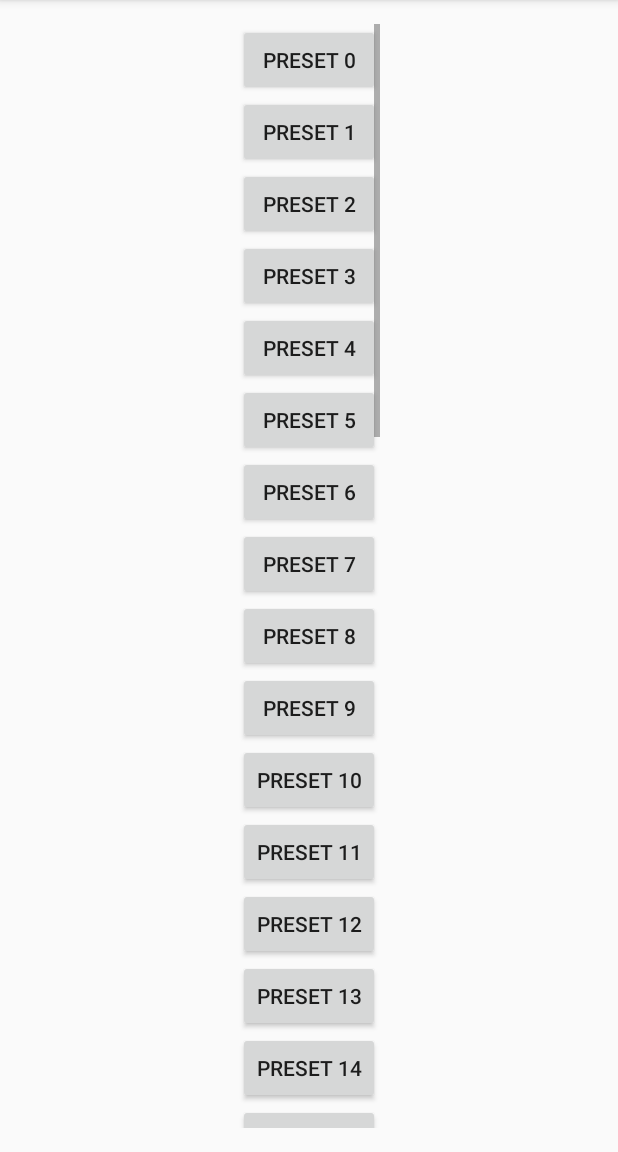
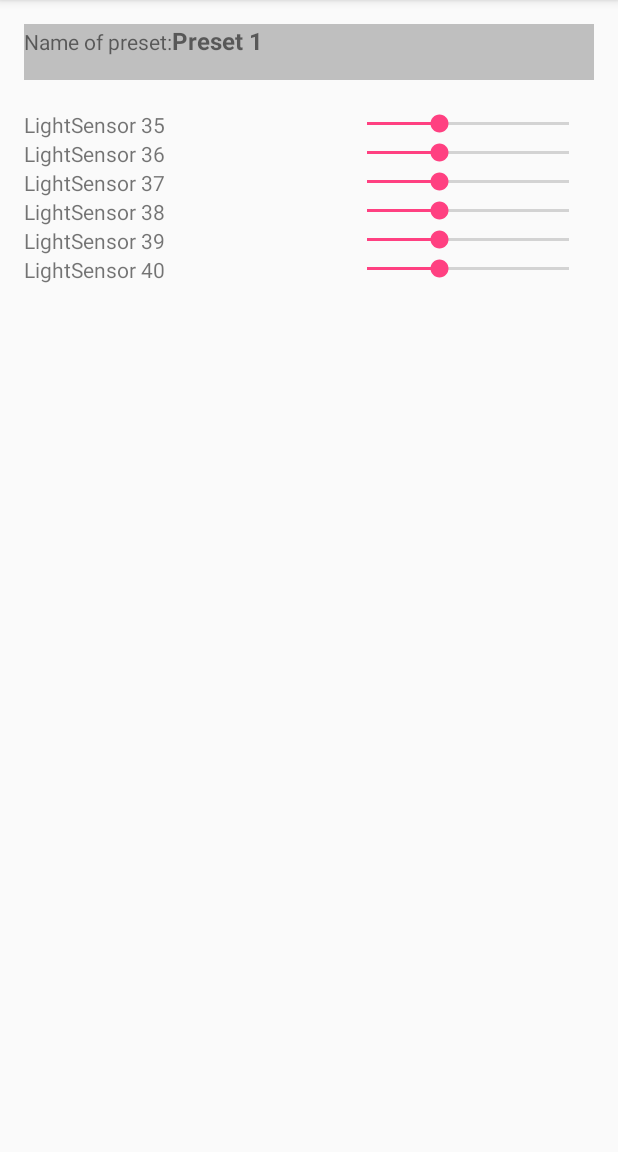
Before and after one commit to patrickm90/hci, an Android app: the UserMainActivity screen opened directly, with no data from a screen before it, after a tap on "SEARCH", on a phone screen of 412 x 824 dp, the part 84-1236 px from its top. Run offline under Robolectric (Android 15) with nearby library versions, the phone set to English and light mode, and no system bars.

Commit message:
Lab nutzer vervollständigt

```diff
--- a/LabOfThings/app/src/main/AndroidManifest.xml
+++ b/LabOfThings/app/src/main/AndroidManifest.xml
@@ -23,6 +23,7 @@
         <activity android:name=".activity.user.DisplayPreset"></activity>
         <activity android:name=".activity.admin.AdminUserCreation" />
         <activity android:name=".activity.admin.AdminPresetCreation"></activity>
-</application>
+        <activity android:name=".activity.Credits"/>
+    </application>
 
 </manifest>
--- a/LabOfThings/app/src/main/java/at/ac/univie/labofthings/activity/user/DisplayPreset.java
+++ b/LabOfThings/app/src/main/java/at/ac/univie/labofthings/activity/user/DisplayPreset.java
@@ -1,15 +1,80 @@
 package at.ac.univie.labofthings.activity.user;
 
+import android.content.Intent;
 import android.support.v7.app.AppCompatActivity;
 import android.os.Bundle;
+import android.widget.EditText;
+import android.widget.SeekBar;
+import android.widget.TableLayout;
+import android.widget.TableRow;
+import android.widget.TextView;
+
+import java.util.Random;
 
 import at.ac.univie.labofthings.R;
+import at.ac.univie.labofthings.backend.interaction.InteractionObject;
+import at.ac.univie.labofthings.backend.preset.PresetQuery;
 
 public class DisplayPreset extends AppCompatActivity {
+
+    private static int count = 0;
 
     @Override
     protected void onCreate(Bundle savedInstanceState) {
         super.onCreate(savedInstanceState);
-        setContentView(R.layout.activity_display_preset);
+        setContentView(R.layout.activity_lab_display_preset);
+       // BuildTable();
+        Intent i=getIntent();
+        String presetName = i.getStringExtra("preset");
+       int sensorCount= (int)((Math.random()) * 6 + 1);
+            for(int j = 0; j < sensorCount; j++){
+                addSensor(presetName);
+             }
+
+    }
+
+
+    protected void BuildTable()
+    {
+        TableLayout presetTable = (TableLayout)findViewById(R.id.tbl_presetTable);
+
+        TableRow presetNameRow = new TableRow(this);
+        TextView presetNameLabel = new TextView(this);
+        presetNameLabel.setText("Name of the Preset:");
+        EditText presetNameText = new EditText(this);
+       /* if(!presetName.equals(""))
+            presetNameText.setText(presetName);*/
+
+
+        presetNameRow.addView(presetNameLabel);
+        presetNameRow.addView(presetNameText);
+
+        presetTable.addView(presetNameRow);
+    }
+
+
+    protected void addSensor(String presetName)
+    {
+
+        TextView tv=(TextView)findViewById(R.id.displayPresetName);
+        tv.setText(presetName);
+
+        InteractionObject interactionObject = PresetQuery.generateRandomInterActionObject(count);
+        count++;
+
+        TableLayout sensorTable = (TableLayout)findViewById(R.id.tbl_sensorTable);
+        TableRow sensorRow = new TableRow(this);
+
+
+        TextView sensorNameLabel = new TextView(this);
+        sensorNameLabel.setText(interactionObject.getClass().getSimpleName() + " " + count);
+
+        SeekBar slider = new SeekBar(this);
+        slider.setProgress(new Random().nextInt(100));
+
+        sensorRow.addView(sensorNameLabel);
+        sensorRow.addView(slider);
+
+        sensorTable.addView(sensorRow);
     }
 }
--- a/LabOfThings/app/src/main/java/at/ac/univie/labofthings/activity/user/TotalPresetList.java
+++ b/LabOfThings/app/src/main/java/at/ac/univie/labofthings/activity/user/TotalPresetList.java
@@ -4,9 +4,10 @@ import android.content.Intent;
 import android.support.v7.app.AppCompatActivity;
 import android.os.Bundle;
 import android.view.View;
+import android.view.ViewGroup;
 import android.widget.Button;
 import android.widget.LinearLayout;
-import android.widget.ListView;
+import android.widget.RelativeLayout;
 
 import java.util.List;
 
@@ -19,7 +20,7 @@ public class TotalPresetList extends AppCompatActivity {
     @Override
     protected void onCreate(Bundle savedInstanceState) {
         super.onCreate(savedInstanceState);
-        setContentView(R.layout.activity_total_preset_list);
+        setContentView(R.layout.activity_lab_total_preset_list);
         final PresetQuery presets=new PresetQuery();
         List<Preset>list= presets.getPresetList();
 
@@ -29,6 +30,7 @@ public class TotalPresetList extends AppCompatActivity {
 
         for(final Preset p: list) {
             final Button bx=new Button(this);
+            bx.setWidth(800);
             bx.setText(p.Name);
 
             bx.setOnClickListener(new View.OnClickListener() {
--- a/LabOfThings/app/src/main/java/at/ac/univie/labofthings/activity/user/UserMainActivity.java
+++ b/LabOfThings/app/src/main/java/at/ac/univie/labofthings/activity/user/UserMainActivity.java
@@ -3,6 +3,7 @@ package at.ac.univie.labofthings.activity.user;
 import android.content.Intent;
 import android.support.v7.app.AppCompatActivity;
 import android.os.Bundle;
+import android.view.Display;
 import android.view.View;
 import android.widget.Button;
 
@@ -11,12 +12,13 @@ import at.ac.univie.labofthings.backend.preset.PresetQuery;
 
 public class UserMainActivity extends AppCompatActivity {
 
+    PresetQuery presets;
     @Override
     protected void onCreate(Bundle savedInstanceState) {
         super.onCreate(savedInstanceState);
-        setContentView(R.layout.activity_user_main);
+        setContentView(R.layout.activity_lab_main);
 
-        PresetQuery presets=new PresetQuery();
+        presets=new PresetQuery();
         Button frequency1= (Button)findViewById(R.id.frequencyButton1);
         Button frequency2= (Button)findViewById(R.id.frequencyButton2);
         Button frequency3= (Button)findViewById(R.id.frequencyButton3);
@@ -26,6 +28,32 @@ public class UserMainActivity extends AppCompatActivity {
         frequency1.setText(presets.getPresetList().get(1).Name);
         frequency2.setText(presets.getPresetList().get(2).Name);
         frequency3.setText(presets.getPresetList().get(3).Name);
+
+
+        frequency1.setOnClickListener(new View.OnClickListener() {
+
+            public void onClick(View v) {
+                Intent intent = new Intent(UserMainActivity.this, DisplayPreset.class);
+                intent.putExtra("preset", presets.getPresetList().get(1).Name);
+                startActivity(intent);
+            }
+        });
+        frequency2.setOnClickListener(new View.OnClickListener() {
+
+            public void onClick(View v) {
+                Intent intent = new Intent(UserMainActivity.this, DisplayPreset.class);
+                intent.putExtra("preset", presets.getPresetList().get(2).Name);
+                startActivity(intent);
+            }
+        });
+        frequency3.setOnClickListener(new View.OnClickListener() {
+
+            public void onClick(View v) {
+                Intent intent = new Intent(UserMainActivity.this, DisplayPreset.class);
+                intent.putExtra("preset", presets.getPresetList().get(3).Name);
+                startActivity(intent);
+            }
+        });
 
         showAllButton.setOnClickListener(new View.OnClickListener() {
 
@@ -39,7 +67,8 @@ public class UserMainActivity extends AppCompatActivity {
         searchButton.setOnClickListener(new View.OnClickListener(){
 
             public void onClick(View v) {
-                Intent intent = new Intent(UserMainActivity.this,TotalPresetList.class);
+                Intent intent = new Intent(UserMainActivity.this,DisplayPreset.class);
+                intent.putExtra("preset", presets.getPresetList().get((int)((Math.random()) * 3 + 1)).Name);
                 startActivity(intent);
             }
         });
--- /dev/null
+++ b/LabOfThings/app/src/main/res/layout/activity_lab_display_preset.xml
@@ -0,0 +1,64 @@
+<?xml version="1.0" encoding="utf-8"?>
+<RelativeLayout xmlns:android="http://schemas.android.com/apk/res/android"
+    xmlns:tools="http://schemas.android.com/tools"
+    android:layout_width="match_parent"
+    android:layout_height="match_parent"
+    android:paddingBottom="@dimen/activity_vertical_margin"
+    android:paddingLeft="@dimen/activity_horizontal_margin"
+    android:paddingRight="@dimen/activity_horizontal_margin"
+    android:paddingTop="@dimen/activity_vertical_margin"
+    tools:context=".activity.user.DisplayPreset">
+
+    <LinearLayout
+        android:orientation="vertical"
+        android:layout_width="match_parent"
+        android:layout_height="match_parent"
+        android:layout_centerHorizontal="true"
+        android:weightSum="1">
+
+        <LinearLayout
+            android:orientation="horizontal"
+            android:layout_width="match_parent"
+            android:layout_height="37dp"
+            android:background="#bfbfbf" >
+
+            <TextView
+                android:layout_width="wrap_content"
+                android:layout_height="wrap_content"
+                android:text="@string/nameOfPreset"
+                android:id="@+id/nameOfPreset" />
+
+            <TextView
+                android:layout_width="wrap_content"
+                android:layout_height="wrap_content"
+                android:id="@+id/displayPresetName"
+                android:layout_alignParentTop="true"
+                android:textStyle="bold"
+                android:textSize="16sp"
+                />
+        </LinearLayout>
+
+        <TableLayout
+                android:layout_width="fill_parent"
+                android:layout_height="20dp"
+                android:stretchColumns="0,1,2"
+                android:id="@+id/tbl_presetTable">
+            </TableLayout>
+
+        <TableLayout
+                android:layout_width="fill_parent"
+                android:layout_height="wrap_content"
+                android:layout_below="@id/tbl_presetTable"
+                android:stretchColumns="0,1"
+                android:id="@+id/tbl_sensorTable"
+            android:layout_weight="0.38">
+
+                <TableRow
+                    android:layout_width="match_parent"
+                    android:layout_height="match_parent">
+                </TableRow>
+            </TableLayout>
+    </LinearLayout>
+
+
+</RelativeLayout>
--- a/LabOfThings/app/src/main/res/layout/activity_total_preset_list.xml
+++ /dev/null
@@ -1,27 +0,0 @@
-<?xml version="1.0" encoding="utf-8"?>
-<RelativeLayout xmlns:android="http://schemas.android.com/apk/res/android"
-    xmlns:tools="http://schemas.android.com/tools"
-    android:layout_width="match_parent"
-    android:layout_height="match_parent"
-    android:paddingBottom="@dimen/activity_vertical_margin"
-    android:paddingLeft="@dimen/activity_horizontal_margin"
-    android:paddingRight="@dimen/activity_horizontal_margin"
-    android:paddingTop="@dimen/activity_vertical_margin"
-    tools:context=".activity.user.TotalPresetList">
-
-    <ScrollView
-        android:layout_width="wrap_content"
-        android:layout_height="wrap_content"
-        android:id="@+id/scrollPresetView"
-        android:layout_centerVertical="true"
-        android:layout_centerHorizontal="true">
-
-    <LinearLayout
-        android:id="@+id/linLayoutForScroll"
-        android:orientation="vertical"
-        android:layout_width="match_parent"
-        android:layout_height="match_parent"
-        android:layout_centerHorizontal="true"></LinearLayout>
-
-</ScrollView>
-</RelativeLayout>
--- a/LabOfThings/app/src/main/res/values/strings.xml
+++ b/LabOfThings/app/src/main/res/values/strings.xml
@@ -30,4 +30,10 @@
     <string name="btn_preset_admin_choice">Choose Presetmanagement</string>
     <string name="btn_user_admin_choice">Choose Usermanagement</string>
     <string name="title_activity_tt">tt</string>
+    <string name="nameOfPreset">Name of preset: </string>
+    <string name="totalPresetListText">Total preset list:</string>
+    <string name="credits">Credits</string>
+    <string name="iconTitle">Freepik</string>
+    <string name="iconSource">http://www.flaticon.com</string>
+    <string name="iconLicense">Icons Licence: http://creativecommons.org/licenses/by/3.0/</string>
 </resources>
```
Also changed, not shown: LabOfThings/app/src/main/java/at/ac/univie/labofthings/activity/Credits.java (added, +15 -0 lines), LabOfThings/app/src/main/java/at/ac/univie/labofthings/activity/Login.java (+24 -17 lines), LabOfThings/app/src/main/res/layout/activity_credits.xml (added, +44 -0 lines), LabOfThings/app/src/main/res/layout/activity_dash_board.xml (+8 -0 lines), LabOfThings/app/src/main/res/layout/activity_display_preset.xml (deleted, +0 -12 lines), LabOfThings/app/src/main/res/layout/activity_lab_main.xml (renamed from LabOfThings/app/src/main/res/layout/activity_user_main.xml, +18 -7 lines), LabOfThings/app/src/main/res/layout/activity_lab_total_preset_list.xml (added, +41 -0 lines).
